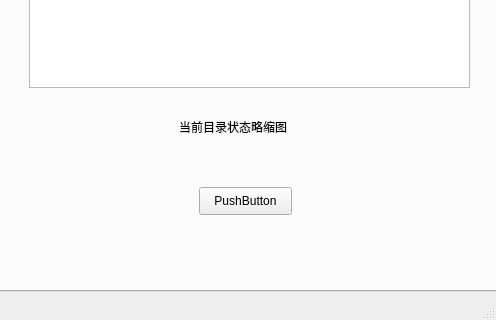
VVVVictorJ/Qt_Gui, file mainwindow.ui: the form before one commit; both pictures show x 527 to 1023 and y 286 to 606 of the 1023 by 606 pixel window.
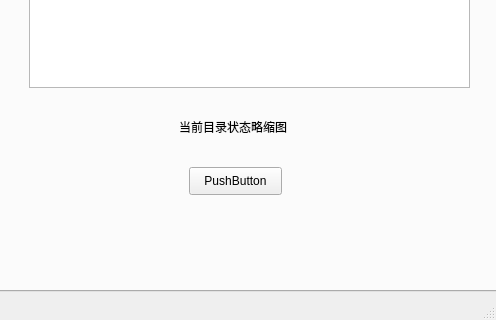
The form after the commit. The open tabs and pages were chosen to show the change.

```diff
--- a/mainwindow.ui
+++ b/mainwindow.ui
@@ -128,8 +128,8 @@
      <widget class="QPushButton" name="pushButton">
       <property name="geometry">
        <rect>
-        <x>720</x>
-        <y>430</y>
+        <x>710</x>
+        <y>410</y>
         <width>93</width>
         <height>28</height>
        </rect>
```
Left out of the diff: 2 changed lines with no effect on the pictures.
